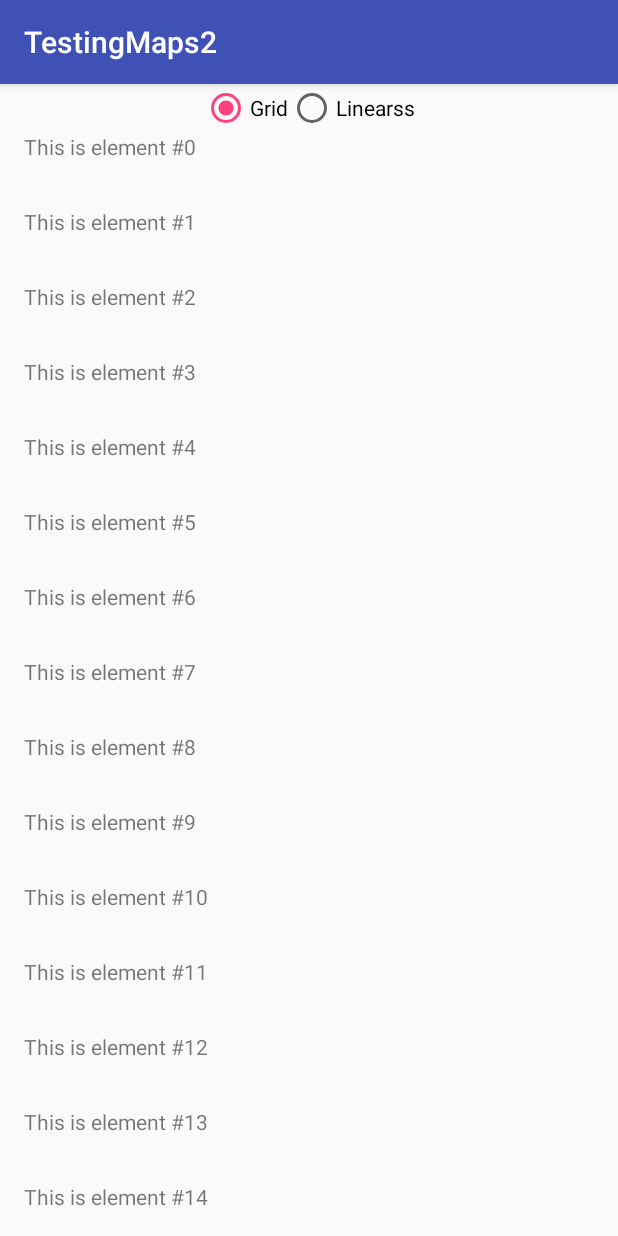
After one commit to pecabum/ResizingMapRuntime, an Android app: the fragment RecyclerViewFragment shown on its own in the app's theme, on a phone screen of 412 x 824 dp. The commit adds this screen. Run offline under Robolectric (Android 15) with nearby library versions, the phone set to English and light mode, and no system bars.

Commit message:
added recyclerview

```diff
--- /dev/null
+++ b/app/src/main/java/com/car/testingmaps2/CustomAdapter.java
@@ -0,0 +1,75 @@
+package com.car.testingmaps2;
+
+import android.support.v7.widget.RecyclerView;
+import android.util.Log;
+import android.view.LayoutInflater;
+import android.view.View;
+import android.view.ViewGroup;
+import android.widget.TextView;
+
+/**
+        * Provide views to RecyclerView with data from mDataSet.
+        */
+public class CustomAdapter extends RecyclerView.Adapter<CustomAdapter.ViewHolder> {
+    private static final String TAG = "CustomAdapter";
+
+    private String[] mDataSet;
+
+    /**
+     * Provide a reference to the type of views that you are using (custom ViewHolder)
+     */
+    public static class ViewHolder extends RecyclerView.ViewHolder {
+        private final TextView textView;
+
+        public ViewHolder(View v) {
+            super(v);
+            // Define click listener for the ViewHolder's View.
+            v.setOnClickListener(new View.OnClickListener() {
+                @Override
+                public void onClick(View v) {
+                    Log.d(TAG, "Element " + getPosition() + " clicked.");
+                }
+            });
+            textView = (TextView) v.findViewById(R.id.textView);
+        }
+
+        public TextView getTextView() {
+            return textView;
+        }
+    }
+
+    /**
+     * Initialize the dataset of the Adapter.
+     *
+     * @param dataSet String[] containing the data to populate views to be used by RecyclerView.
+     */
+    public CustomAdapter(String[] dataSet) {
+        mDataSet = dataSet;
+    }
+
+    // Create new views (invoked by the layout manager)
+    @Override
+    public ViewHolder onCreateViewHolder(ViewGroup viewGroup, int viewType) {
+        // Create a new view.
+        View v = LayoutInflater.from(viewGroup.getContext())
+                .inflate(R.layout.text_row_item, viewGroup, false);
+
+        return new ViewHolder(v);
+    }
+
+    // Replace the contents of a view (invoked by the layout manager)
+    @Override
+    public void onBindViewHolder(ViewHolder viewHolder, final int position) {
+        Log.d(TAG, "Element " + position + " set.");
+
+        // Get element from your dataset at this position and replace the contents of the view
+        // with that element
+        viewHolder.getTextView().setText(mDataSet[position]);
+    }
+
+    // Return the size of your dataset (invoked by the layout manager)
+    @Override
+    public int getItemCount() {
+        return mDataSet.length;
+    }
+}
--- /dev/null
+++ b/app/src/main/java/com/car/testingmaps2/RecyclerViewFragment.java
@@ -0,0 +1,160 @@
+/*
+* Copyright (C) 2014 The Android Open Source Project
+*
+* Licensed under the Apache License, Version 2.0 (the "License");
+* you may not use this file except in compliance with the License.
+* You may obtain a copy of the License at
+*
+*      http://www.apache.org/licenses/LICENSE-2.0
+*
+* Unless required by applicable law or agreed to in writing, software
+* distributed under the License is distributed on an "AS IS" BASIS,
+* WITHOUT WARRANTIES OR CONDITIONS OF ANY KIND, either express or implied.
+* See the License for the specific language governing permissions and
+* limitations under the License.
+*/
+
+package com.car.testingmaps2;
+
+import android.os.Bundle;
+import android.support.v4.app.Fragment;
+import android.support.v7.widget.GridLayoutManager;
+import android.support.v7.widget.LinearLayoutManager;
+import android.support.v7.widget.RecyclerView;
+import android.view.LayoutInflater;
+import android.view.View;
+import android.view.ViewGroup;
+import android.widget.RadioButton;
+
+/**
+ * Demonstrates the use of {@link RecyclerView} with a {@link LinearLayoutManager} and a
+ * {@link GridLayoutManager}.
+ */
+public class RecyclerViewFragment extends Fragment {
+
+    private static final String TAG = "RecyclerViewFragment";
+    private static final String KEY_LAYOUT_MANAGER = "layoutManager";
+    private static final int SPAN_COUNT = 2;
+    private static final int DATASET_COUNT = 60;
+
+    private enum LayoutManagerType {
+        GRID_LAYOUT_MANAGER,
+        LINEAR_LAYOUT_MANAGER
+    }
+
+    protected LayoutManagerType mCurrentLayoutManagerType;
+
+    protected RadioButton mLinearLayoutRadioButton;
+    protected RadioButton mGridLayoutRadioButton;
+
+    protected RecyclerView mRecyclerView;
+    protected CustomAdapter mAdapter;
+    protected RecyclerView.LayoutManager mLayoutManager;
+    protected String[] mDataset;
+
+    @Override
+    public void onCreate(Bundle savedInstanceState) {
+        super.onCreate(savedInstanceState);
+
+        // Initialize dataset, this data would usually come from a local content provider or
+        // remote server.
+        initDataset();
+    }
+
+    @Override
+    public View onCreateView(LayoutInflater inflater, ViewGroup container,
+            Bundle savedInstanceState) {
+        View rootView = inflater.inflate(R.layout.recycler_view_frag, container, false);
+        rootView.setTag(TAG);
+
+        // BEGIN_INCLUDE(initializeRecyclerView)
+        mRecyclerView = (RecyclerView) rootView.findViewById(R.id.recyclerView);
+
+        // LinearLayoutManager is used here, this will layout the elements in a similar fashion
+        // to the way ListView would layout elements. The RecyclerView.LayoutManager defines how
+        // elements are laid out.
+        mLayoutManager = new LinearLayoutManager(getActivity());
+
+        mCurrentLayoutManagerType = LayoutManagerType.LINEAR_LAYOUT_MANAGER;
+
+        if (savedInstanceState != null) {
+            // Restore saved layout manager type.
+            mCurrentLayoutManagerType = (LayoutManagerType) savedInstanceState
+                    .getSerializable(KEY_LAYOUT_MANAGER);
+        }
+        setRecyclerViewLayoutManager(mCurrentLayoutManagerType);
+
+        mAdapter = new CustomAdapter(mDataset);
+        // Set CustomAdapter as the adapter for RecyclerView.
+        mRecyclerView.setAdapter(mAdapter);
+        // END_INCLUDE(initializeRecyclerView)
+
+        mLinearLayoutRadioButton = (RadioButton) rootView.findViewById(R.id.linear_layout_rb);
+        mLinearLayoutRadioButton.setOnClickListener(new View.OnClickListener() {
+            @Override
+            public void onClick(View v) {
+                setRecyclerViewLayoutManager(LayoutManagerType.LINEAR_LAYOUT_MANAGER);
+            }
+        });
+
+        mGridLayoutRadioButton = (RadioButton) rootView.findViewById(R.id.grid_layout_rb);
+        mGridLayoutRadioButton.setOnClickListener(new View.OnClickListener() {
+            @Override
+            public void onClick(View v) {
+                setRecyclerViewLayoutManager(LayoutManagerType.GRID_LAYOUT_MANAGER);
+            }
+        });
+
+        return rootView;
+    }
+
+    /**
+     * Set RecyclerView's LayoutManager to the one given.
+     *
+     * @param layoutManagerType Type of layout manager to switch to.
+     */
+    public void setRecyclerViewLayoutManager(LayoutManagerType layoutManagerType) {
+        int scrollPosition = 0;
+
+        // If a layout manager has already been set, get current scroll position.
+        if (mRecyclerView.getLayoutManager() != null) {
+            scrollPosition = ((LinearLayoutManager) mRecyclerView.getLayoutManager())
+                    .findFirstCompletelyVisibleItemPosition();
+        }
+
+        switch (layoutManagerType) {
+            case GRID_LAYOUT_MANAGER:
+                mLayoutManager = new GridLayoutManager(getActivity(), SPAN_COUNT);
+                mCurrentLayoutManagerType = LayoutManagerType.GRID_LAYOUT_MANAGER;
+                break;
+            case LINEAR_LAYOUT_MANAGER:
+                mLayoutManager = new LinearLayoutManager(getActivity());
+                mCurrentLayoutManagerType = LayoutManagerType.LINEAR_LAYOUT_MANAGER;
+                break;
+            default:
+                mLayoutManager = new LinearLayoutManager(getActivity());
+                mCurrentLayoutManagerType = LayoutManagerType.LINEAR_LAYOUT_MANAGER;
+        }
+
+        mRecyclerView.setLayoutManager(mLayoutManager);
+        mRecyclerView.scrollToPosition(scrollPosition);
+    }
+
+    @Override
+    public void onSaveInstanceState(Bundle savedInstanceState) {
+        // Save currently selected layout manager.
+        savedInstanceState.putSerializable(KEY_LAYOUT_MANAGER, mCurrentLayoutManagerType);
+        super.onSaveInstanceState(savedInstanceState);
+    }
+
+    /**
+     * Generates Strings for RecyclerView's adapter. This data would usually come
+     * from a local content provider or remote server.
+     */
+    private void initDataset() {
+        mDataset = new String[DATASET_COUNT];
+        for (int i = 0; i < DATASET_COUNT; i++) {
+            mDataset[i] = "This is element #" + i;
+        }
+    }
+}
--- /dev/null
+++ b/app/src/main/res/layout/recycler_view_frag.xml
@@ -0,0 +1,42 @@
+<?xml version="1.0" encoding="UTF-8"?>
+<!--
+ Copyright 2014 The Android Open Source Project
+
+ Licensed under the Apache License, Version 2.0 (the "License");
+ you may not use this file except in compliance with the License.
+ You may obtain a copy of the License at
+
+     http://www.apache.org/licenses/LICENSE-2.0
+
+ Unless required by applicable law or agreed to in writing, software
+ distributed under the License is distributed on an "AS IS" BASIS,
+ WITHOUT WARRANTIES OR CONDITIONS OF ANY KIND, either express or implied.
+ See the License for the specific language governing permissions and
+ limitations under the License.
+-->
+
+<LinearLayout xmlns:android="http://schemas.android.com/apk/res/android"
+    android:layout_width="match_parent"
+    android:layout_height="match_parent"
+    android:orientation="vertical">
+    <RadioGroup
+        android:layout_width="match_parent"
+        android:layout_height="wrap_content"
+        android:gravity="center_horizontal"
+        android:orientation="horizontal"
+        android:checkedButton="@+id/linear_layout_rb">
+        <RadioButton android:id="@+id/linear_layout_rb"
+            android:layout_width="wrap_content"
+            android:layout_height="wrap_content"
+            android:text="Grid"/>
+        <RadioButton android:id="@+id/grid_layout_rb"
+            android:layout_width="wrap_content"
+            android:layout_height="wrap_content"
+            android:text="Linearss"/>
+    </RadioGroup>
+
+    <android.support.v7.widget.RecyclerView
+        android:id="@+id/recyclerView"
+        android:layout_width="match_parent"
+        android:layout_height="match_parent"/>
+</LinearLayout>
--- /dev/null
+++ b/app/src/main/res/layout/text_row_item.xml
@@ -0,0 +1,30 @@
+<?xml version="1.0" encoding="utf-8"?>
+<!--
+ Copyright 2014 The Android Open Source Project
+
+ Licensed under the Apache License, Version 2.0 (the "License");
+ you may not use this file except in compliance with the License.
+ You may obtain a copy of the License at
+
+     http://www.apache.org/licenses/LICENSE-2.0
+
+ Unless required by applicable law or agreed to in writing, software
+ distributed under the License is distributed on an "AS IS" BASIS,
+ WITHOUT WARRANTIES OR CONDITIONS OF ANY KIND, either express or implied.
+ See the License for the specific language governing permissions and
+ limitations under the License.
+-->
+
+<FrameLayout xmlns:android="http://schemas.android.com/apk/res/android"
+    android:layout_width="match_parent"
+    android:layout_height="50dp"
+    android:layout_marginLeft="@dimen/margin_medium"
+    android:layout_marginRight="@dimen/margin_medium"
+    android:gravity="center_vertical">
+
+    <TextView
+        android:id="@+id/textView"
+        android:layout_width="wrap_content"
+        android:layout_height="wrap_content"
+        android:text="ELEMENT"/>
+</FrameLayout>
--- a/app/src/main/res/values/strings.xml
+++ b/app/src/main/res/values/strings.xml
@@ -1,4 +1,7 @@
 <resources>
     <string name="app_name">TestingMaps2</string>
     <string name="title_activity_maps">Map</string>
+
+<!-- TODO: Remove or change this placeholder text -->
+    <string name="hello_blank_fragment">Hello blank fragment</string>
 </resources>
```
Also changed, not shown: app/src/main/java/com/car/testingmaps2/MapPanel.java (+18 -47 lines), app/src/main/java/com/car/testingmaps2/MapsActivity.java (+41 -15 lines), app/src/main/res/layout/activity_maps.xml (+5 -6 lines), app/src/main/res/layout/fragment_list.xml (added, +9 -0 lines), app/src/main/res/values/dimen.xml (added, +11 -0 lines).
